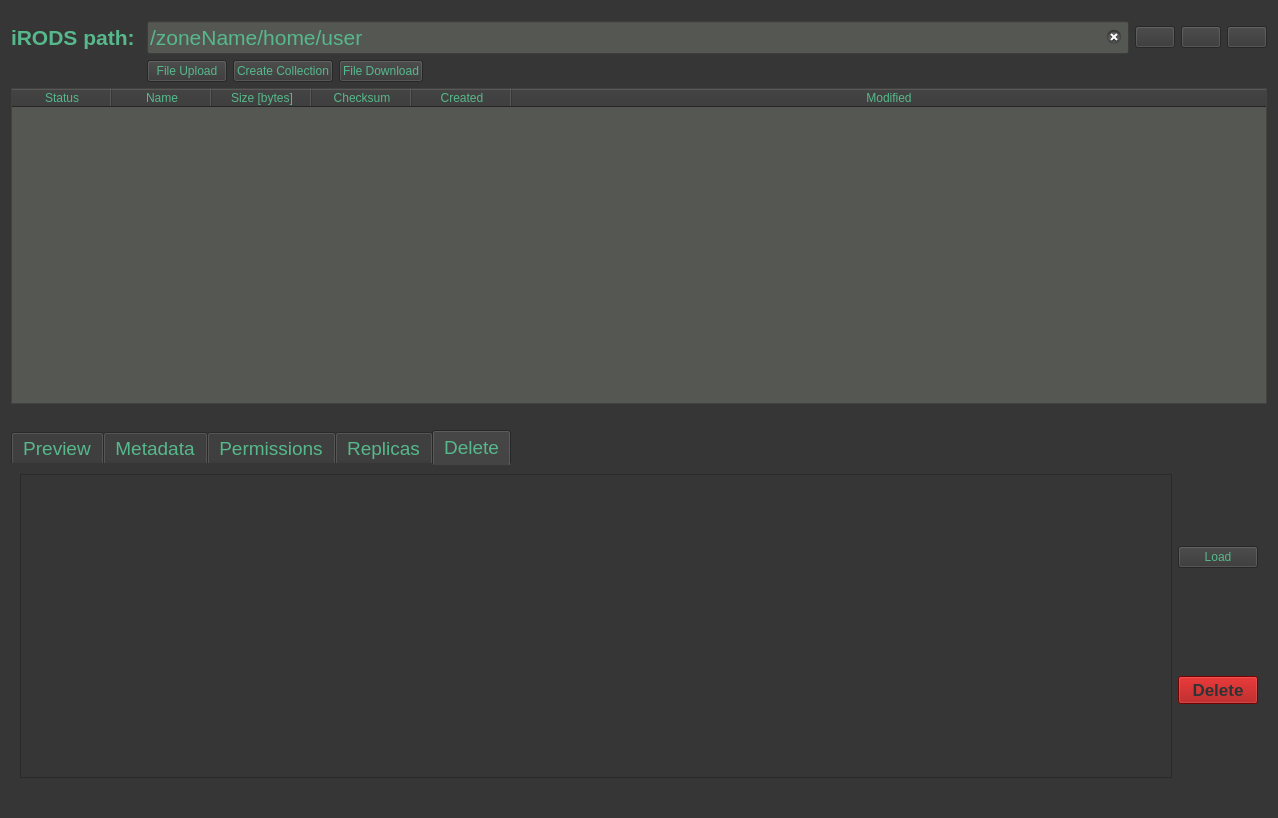
First picture: the form in gui/ui_files/tabBrowser.ui, repository iBridges-for-iRODS/iBridges-GUI, before the edit.
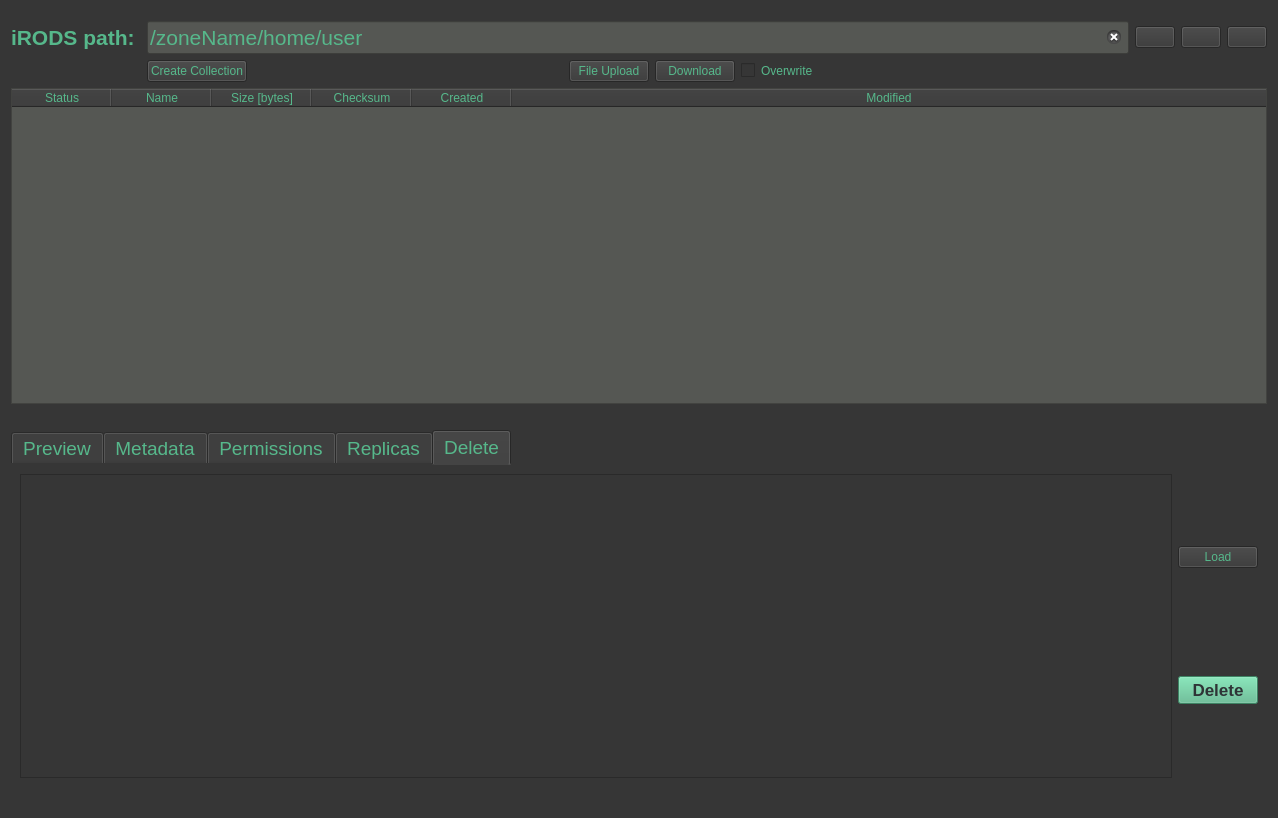
Second picture: the form after the edit. Icons and pictures are not drawn.

The edit to the form file:
```diff
--- a/gui/ui_files/tabBrowser.ui
+++ b/gui/ui_files/tabBrowser.ui
@@ -48,7 +48,7 @@
 
 QPushButton#dataDeleteButton
 {
-    background-color: rgb(164, 0, 0);
+    background-color: rgb(86, 184, 139);
     color: rgb(46, 52, 54);
 }</string>
   </property>
@@ -149,13 +149,6 @@
      </item>
      <item row="1" column="1">
       <layout class="QHBoxLayout" name="horizontalLayout_5">
-       <item>
-        <widget class="QPushButton" name="UploadButton">
-         <property name="text">
-          <string>File Upload</string>
-         </property>
-        </widget>
-       </item>
        <item>
         <widget class="QPushButton" name="createCollButton">
          <property name="text">
@@ -163,10 +156,37 @@
          </property>
         </widget>
        </item>
+       <item>
+        <spacer name="horizontalSpacer_2">
+         <property name="orientation">
+          <enum>Qt::Horizontal</enum>
+         </property>
+         <property name="sizeHint" stdset="0">
+          <size>
+           <width>40</width>
+           <height>20</height>
+          </size>
+         </property>
+        </spacer>
+       </item>
+       <item>
+        <widget class="QPushButton" name="UploadButton">
+         <property name="text">
+          <string>File Upload</string>
+         </property>
+        </widget>
+       </item>
        <item>
         <widget class="QPushButton" name="DownloadButton">
          <property name="text">
-          <string>File Download</string>
+          <string>Download</string>
+         </property>
+        </widget>
+       </item>
+       <item>
+        <widget class="QCheckBox" name="overwrite">
+         <property name="text">
+          <string>Overwrite</string>
          </property>
         </widget>
        </item>
```
